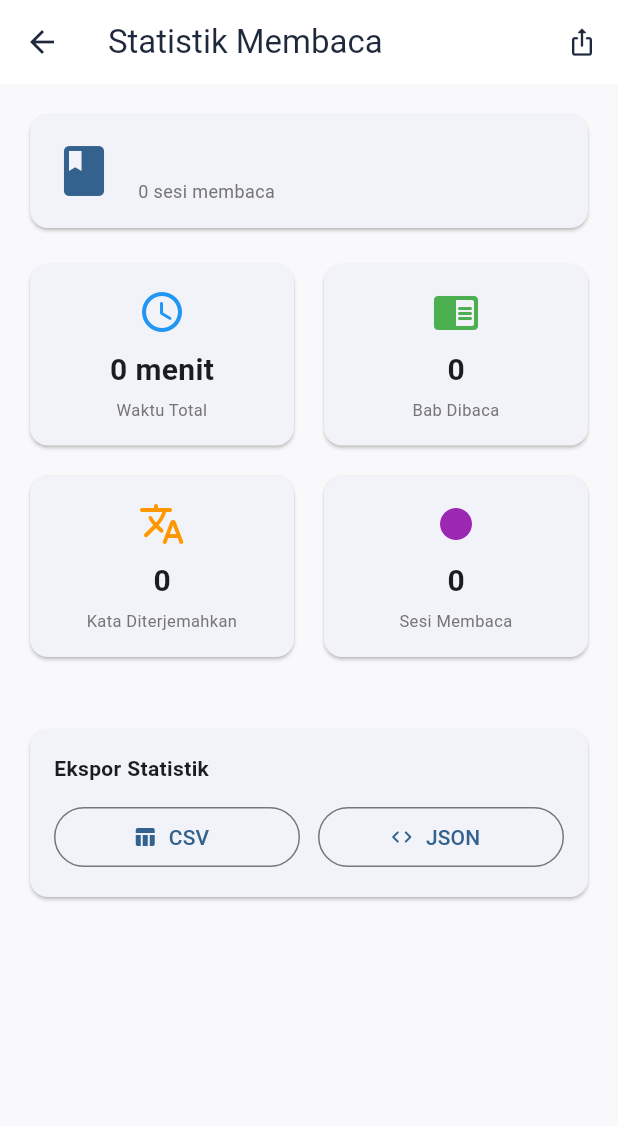
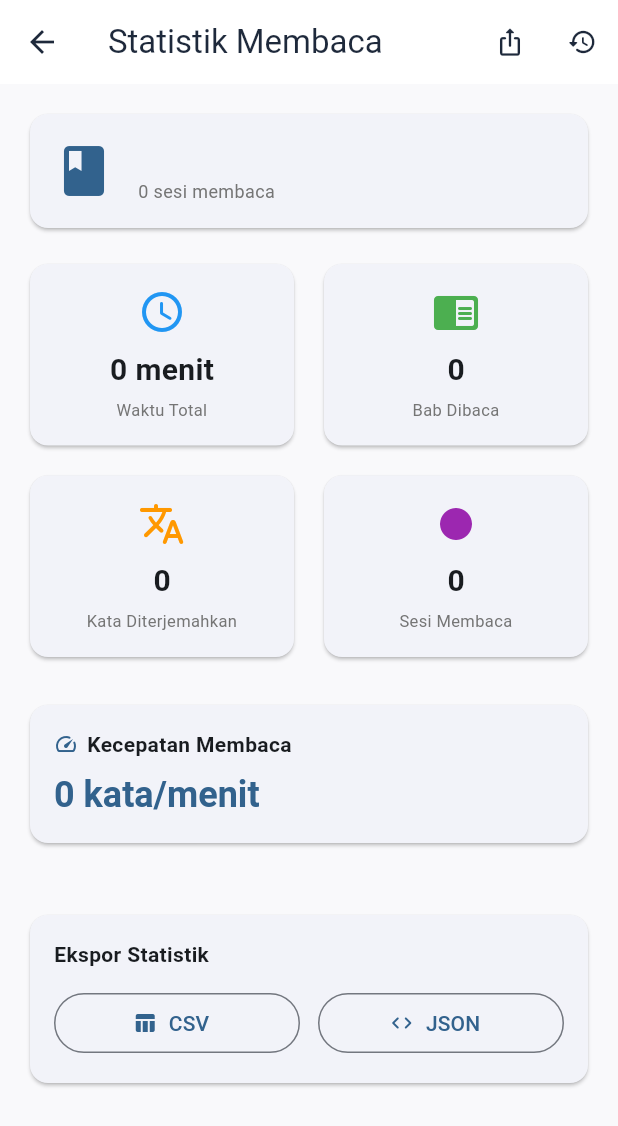
Before and after one commit to rteitch/Alinea, a Flutter app: the ReadingStatsScreen screen opened directly with empty values, on a phone screen of 412 x 824 dp. Shown: the top 1126 px of the screen. Run offline on Flutter 3.47's test engine with Material 3 defaults, Android fonts, the phone set to English and light mode, and no system bars; our stand-ins replace csv, dio, drift, file_picker, flutter_riverpod, flutter_tts and 1 more; accounts and stored records are empty; generated files the repository leaves out were written again.

Commit message:
feat: WPM tracker + Session History (schema v7)
- wordsRead column on ReadingSessions (schema v7)
- getAverageWpm() and getChaptersForBook() methods
- Session History screen showing all past sessions
- WPM badge in reading stats screen
- History button in stats AppBar
- Reader tracks words read per session

```diff
--- a/lib/features/reader/presentation/reading_stats_screen.dart
+++ b/lib/features/reader/presentation/reading_stats_screen.dart
@@ -8,6 +8,7 @@ import 'package:path_provider/path_provider.dart';
 import 'package:share_plus/share_plus.dart';
 import '../../../app/providers.dart';
 import '../../../l10n/app_localizations.dart';
+import 'session_history_screen.dart';
 
 class ReadingStatsScreen extends ConsumerWidget {
   final int bookId;
@@ -32,6 +33,22 @@ class ReadingStatsScreen extends ConsumerWidget {
             icon: const Icon(Icons.ios_share_rounded, size: 20),
             tooltip: AppLocalizations.of(context)!.exportStats,
             onPressed: () => _exportStats(context, ref),
+          ),
+          // Session history button
+          IconButton(
+            icon: const Icon(Icons.history_rounded, size: 20),
+            tooltip: 'Riwayat Sesi',
+            onPressed: () {
+              Navigator.push(
+                context,
+                MaterialPageRoute(
+                  builder: (_) => SessionHistoryScreen(
+                    bookId: bookId,
+                    bookTitle: bookTitle,
+                  ),
+                ),
+              );
+            },
           ),
         ],
       ),
@@ -102,6 +119,40 @@ class ReadingStatsScreen extends ConsumerWidget {
                   const SizedBox(width: 12),
                   Expanded(child: _buildStatCard(context, Icons.fiber_manual_record_rounded, AppLocalizations.of(context)!.totalSessions, '$totalSessions', Colors.purple)),
                 ],
+              ),
+              const SizedBox(height: 24),
+
+              // Reading speed (WPM)
+              Card(
+                child: Padding(
+                  padding: const EdgeInsets.all(16),
+                  child: Column(
+                    crossAxisAlignment: CrossAxisAlignment.start,
+                    children: [
+                      Row(
+                        children: [
+                          Icon(Icons.speed_rounded, size: 16, color: Theme.of(context).colorScheme.primary),
+                          const SizedBox(width: 6),
+                          Text('Kecepatan Membaca', style: TextStyle(fontWeight: FontWeight.bold)),
+                        ],
+                      ),
+                      const SizedBox(height: 8),
+                      FutureBuilder<double>(
+                        future: db.getAverageWpm(bookId),
+                        builder: (context, snapshot) {
+                          final wpm = snapshot.data ?? 0;
+                          return Text(
+                            '${wpm.toStringAsFixed(0)} kata/menit',
+                            style: Theme.of(context).textTheme.headlineSmall?.copyWith(
+                              fontWeight: FontWeight.bold,
+                              color: Theme.of(context).colorScheme.primary,
+                            ),
+                          );
+                        },
+                      ),
+                    ],
+                  ),
+                ),
               ),
               const SizedBox(height: 24),
 
```
Also changed, not shown: lib/core/storage/database.dart (+46 -2 lines), lib/features/reader/presentation/reader_screen.dart (+9 -0 lines), lib/features/reader/presentation/session_history_screen.dart (added, +132 -0 lines), lib/core/storage/database.g.dart.
